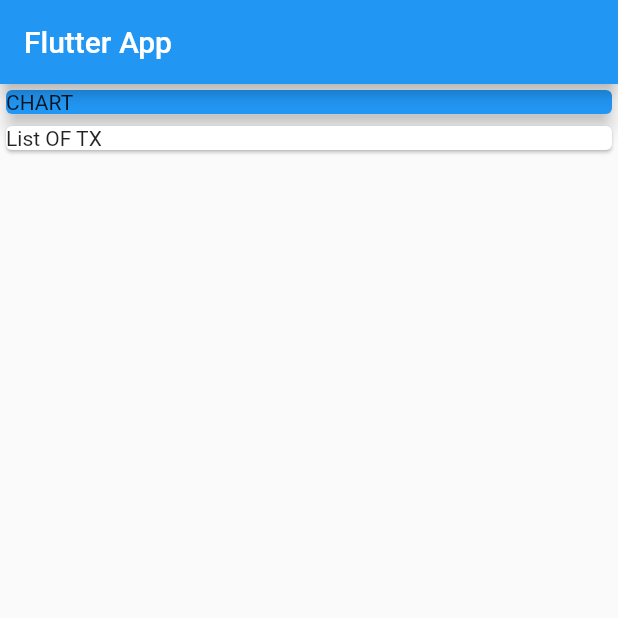
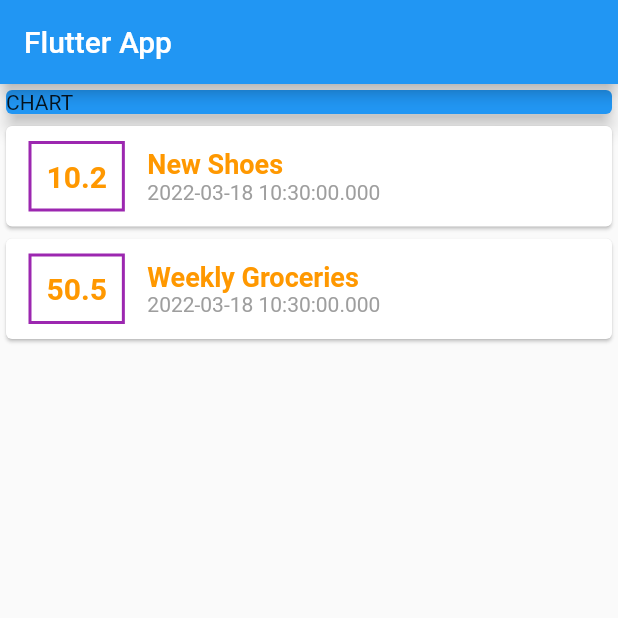
Before and after one commit to murugans11/exEpanse, a Flutter app: the screen it shows after launch, on a phone screen of 412 x 824 dp, the top half of it. Run offline on Flutter 3.47's test engine with Material 2 defaults, Android fonts, the phone set to English and light mode, and no system bars.

Commit message:
04- list-of-transaction-cards

```diff
--- a/lib/main.dart
+++ b/lib/main.dart
@@ -1,4 +1,5 @@
 import 'package:flutter/material.dart';
+import './transaction.dart';
 
 void main() {
   runApp(Myapp());
@@ -15,6 +16,21 @@ class Myapp extends StatelessWidget {
 }
 
 class MyHomePage extends StatelessWidget {
+  final List<Transaction> transaction = [
+    Transaction(
+      id: 't1',
+      title: 'New Shoes',
+      amount: 10.20,
+      data: DateTime.now(),
+    ),
+    Transaction(
+      id: 't2',
+      title: 'Weekly Groceries',
+      amount: 50.50,
+      data: DateTime.now(),
+    )
+  ];
+
   @override
   Widget build(BuildContext context) {
     return Scaffold(
@@ -22,7 +38,7 @@ class MyHomePage extends StatelessWidget {
         title: Text('Flutter App'),
       ),
       body: Column(
-        mainAxisAlignment: MainAxisAlignment.start,
+        // mainAxisAlignment: MainAxisAlignment.spaceEvenly,
         crossAxisAlignment: CrossAxisAlignment.stretch,
         children: [
           Container(
@@ -33,10 +49,54 @@ class MyHomePage extends StatelessWidget {
               elevation: 5,
             ),
           ),
-          Card(
-            child: Text('List OF TX'),
+          Column(
+            children: transaction.map((tx) {
+              return Card(
+                child: Row(
+                  children: [
+                    Container(
+                      margin: EdgeInsets.symmetric(
+                        vertical: 10,
+                        horizontal: 15,
+                      ),
+                      decoration: BoxDecoration(
+                        border: Border.all(color: Colors.purple, width: 2),
+                      ),
+                      padding: EdgeInsets.all(10),
+                      child: Text(
+                        tx.amount.toString(),
+                        style: TextStyle(
+                          fontSize: 20,
+                          fontWeight: FontWeight.bold,
+                          color: Colors.orange,
+                        ),
+                      ),
+                    ),
+                    Column(
+                      crossAxisAlignment: CrossAxisAlignment.start,
+                      children: [
+                        Text(
+                          tx.title,
+                          style: TextStyle(
+                            color: Colors.orange,
+                            fontWeight: FontWeight.bold,
+                            fontSize: 18,
+                          ),
+                        ),
+                        Text(
+                          tx.data.toString(),
+                          style: TextStyle(
+                            color: Colors.grey,
+                            fontSize: 14,
+                          ),
+                        )
+                      ],
+                    )
+                  ],
+                ),
+              );
+            }).toList(),
           )
-
         ],
       ),
     );
--- /dev/null
+++ b/lib/transaction.dart
@@ -0,0 +1,15 @@
+import 'package:flutter/foundation.dart';
+
+class Transaction {
+  final String id;
+  final String title;
+  final double amount;
+  final DateTime data;
+
+  Transaction({
+    required this.id,
+    required this.title,
+    required this.amount,
+    required this.data,
+  });
+}
```
